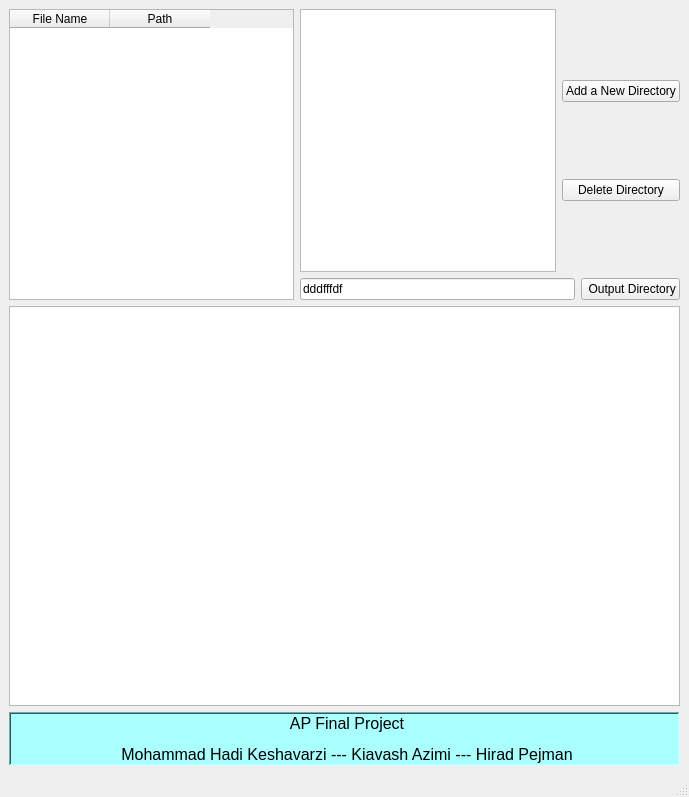
Qt form mainForm.ui (mohake-keshavarzi/AP-Final-Project) before a commit.
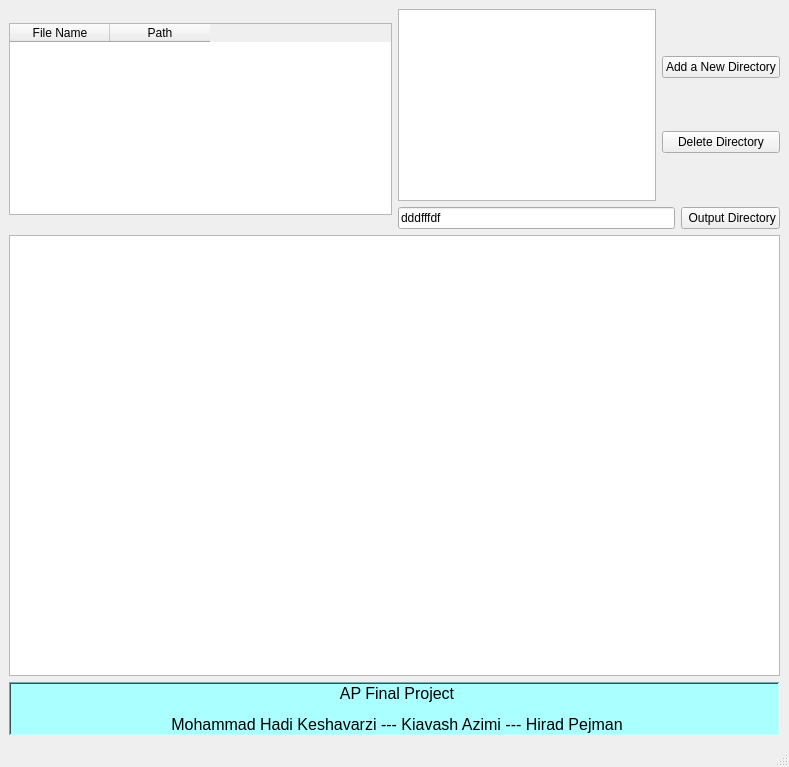
The same form after that commit.

Commit message: image preview is completed but resize has problem

What changed in the file:
```diff
--- a/mainForm.ui
+++ b/mainForm.ui
@@ -6,8 +6,8 @@
    <rect>
     <x>0</x>
     <y>0</y>
-    <width>689</width>
-    <height>797</height>
+    <width>789</width>
+    <height>767</height>
    </rect>
   </property>
   <property name="windowTitle">
@@ -19,6 +19,12 @@
      <layout class="QHBoxLayout" name="horizontalLayout_3">
       <item>
        <widget class="QTableWidget" name="imgNames_tw">
+        <property name="sizePolicy">
+         <sizepolicy hsizetype="Expanding" vsizetype="Fixed">
+          <horstretch>0</horstretch>
+          <verstretch>0</verstretch>
+         </sizepolicy>
+        </property>
         <property name="editTriggers">
          <set>QAbstractItemView::NoEditTriggers</set>
         </property>
@@ -46,6 +52,12 @@
          <layout class="QHBoxLayout" name="horizontalLayout">
           <item>
            <widget class="QListWidget" name="inDirs_lw">
+            <property name="sizePolicy">
+             <sizepolicy hsizetype="Expanding" vsizetype="Fixed">
+              <horstretch>0</horstretch>
+              <verstretch>0</verstretch>
+             </sizepolicy>
+            </property>
             <property name="editTriggers">
              <set>QAbstractItemView::DoubleClicked|QAbstractItemView::EditKeyPressed</set>
             </property>
@@ -111,6 +123,12 @@
     </item>
     <item>
      <widget class="QLabel" name="Intro_label">
+      <property name="sizePolicy">
+       <sizepolicy hsizetype="Minimum" vsizetype="Fixed">
+        <horstretch>0</horstretch>
+        <verstretch>0</verstretch>
+       </sizepolicy>
+      </property>
       <property name="font">
        <font>
         <pointsize>14</pointsize>
```
Left out of the diff: 2 changed lines with no effect on the pictures. The commit also changes 1 other file.
